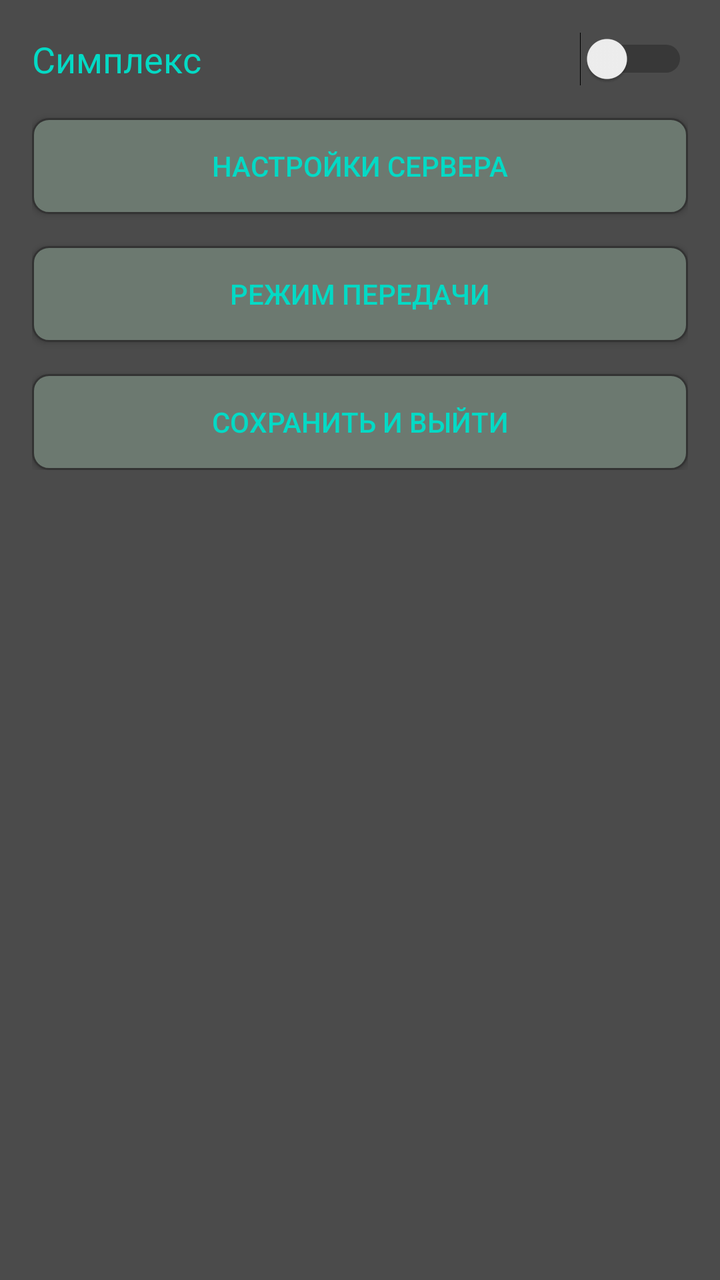
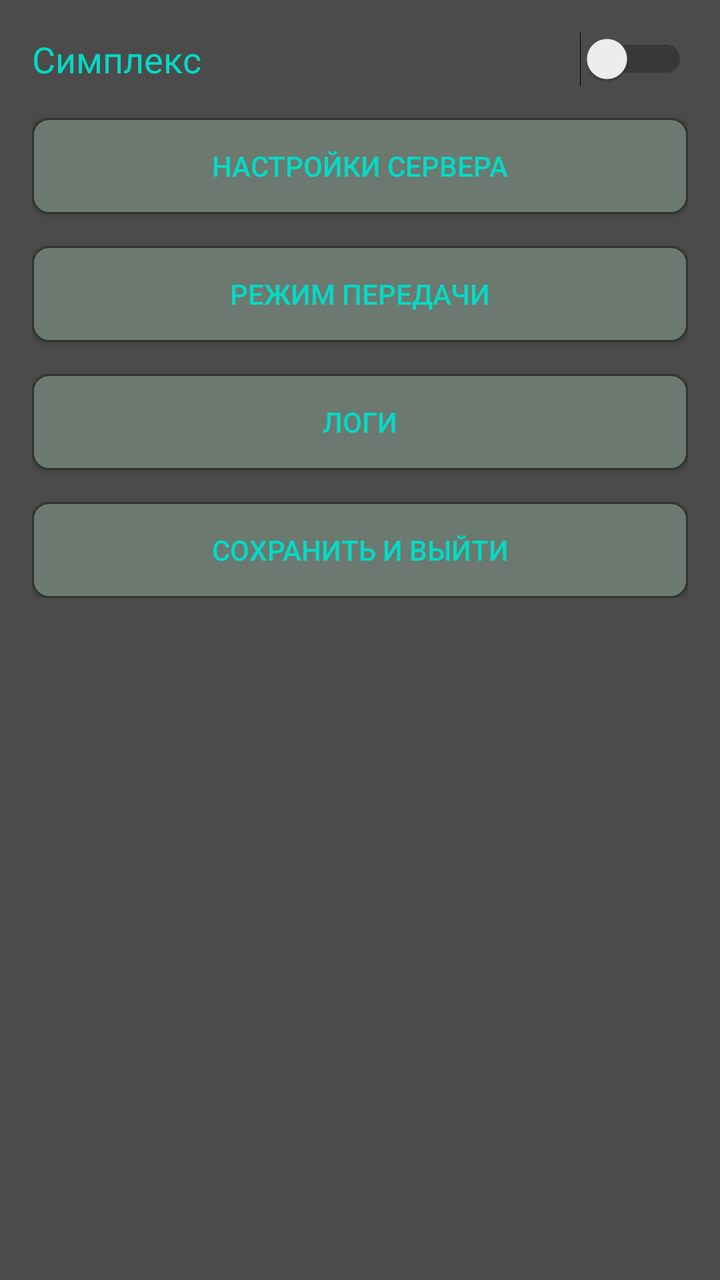

Compare the two renders of this Android layout. The source of the first and the diff that turns it into the second are given below.
<!-- AndroidManifest.xml: application theme AppTheme -->
<!-- res/layout/activity_settings.xml -->
<?xml version="1.0" encoding="utf-8"?>
<ScrollView xmlns:android="http://schemas.android.com/apk/res/android"
    android:layout_width="match_parent"
    android:layout_height="match_parent"
    android:background="@color/colorback"
    android:padding="16dp">

    <LinearLayout
        android:layout_width="match_parent"
        android:layout_height="wrap_content"
        android:orientation="vertical">

        <LinearLayout
            android:layout_width="match_parent"
            android:layout_height="wrap_content"
            android:gravity="center_vertical"
            android:layout_marginBottom="16dp"
            android:orientation="horizontal">
            <TextView
                android:layout_width="0dp"
                android:layout_height="wrap_content"
                android:layout_weight="1"
                android:text="Симплекс"
                android:textColor="@color/colortextabout"
                android:textSize="18sp" />
            <Switch
                android:id="@+id/switchSimplex"
                android:layout_width="wrap_content"
                android:layout_height="wrap_content" />
        </LinearLayout>

        <Button
            android:id="@+id/btnToggleServer"
            android:layout_width="match_parent"
            android:layout_height="wrap_content"
            android:background="@drawable/roundshapebtn"
            android:text="Настройки сервера"
            android:textColor="@color/colorButton"
            android:layout_marginBottom="16dp" />

        
        <LinearLayout
            android:id="@+id/layoutServerSettings"
            android:layout_width="match_parent"
            android:layout_height="wrap_content"
            android:orientation="vertical"
            android:visibility="gone">

            <LinearLayout
                android:layout_width="match_parent"
                android:layout_height="wrap_content"
                android:gravity="center_vertical"
                android:layout_marginBottom="16dp"
                android:orientation="horizontal">
                <TextView
                    android:layout_width="0dp"
                    android:layout_height="wrap_content"
                    android:layout_weight="1"
                    android:text="MyMailIndex ="
                    android:textColor="@color/colortextabout"
                    android:textSize="18sp" />
                <EditText
                    android:id="@+id/editMailIndex"
                    android:layout_width="120dp"
                    android:layout_height="wrap_content"
                    android:backgroundTint="@color/colortextabout"
                    android:inputType="number"
                    android:textColor="@color/colortextabout"
                    android:textSize="18sp" />
            </LinearLayout>

            <LinearLayout
                android:layout_width="match_parent"
                android:layout_height="wrap_content"
                android:gravity="center_vertical"
                android:layout_marginBottom="16dp"
                android:orientation="horizontal">
                <TextView
                    android:layout_width="0dp"
                    android:layout_height="wrap_content"
                    android:layout_weight="1"
                    android:text="Priznak_pmr ="
                    android:textColor="@color/colortextabout"
                    android:textSize="18sp" />
                <EditText
                    android:id="@+id/editPriznak"
                    android:layout_width="120dp"
                    android:layout_height="wrap_content"
                    android:backgroundTint="@color/colortextabout"
                    android:inputType="number"
                    android:maxLength="5"
                    android:textColor="@color/colortextabout"
                    android:textSize="18sp" />
            </LinearLayout>

            <LinearLayout
                android:layout_width="match_parent"
                android:layout_height="wrap_content"
                android:gravity="center_vertical"
                android:layout_marginBottom="16dp"
                android:orientation="horizontal">
                <TextView
                    android:layout_width="0dp"
                    android:layout_height="wrap_content"
                    android:layout_weight="1"
                    android:text="PORT_prm ="
                    android:textColor="@color/colortextabout"
                    android:textSize="18sp" />
                <EditText
                    android:id="@+id/editPortPrm"
                    android:layout_width="120dp"
                    android:layout_height="wrap_content"
                    android:backgroundTint="@color/colortextabout"
                    android:inputType="number"
                    android:textColor="@color/colortextabout"
                    android:textSize="18sp" />
            </LinearLayout>

            <LinearLayout
                android:layout_width="match_parent"
                android:layout_height="wrap_content"
                android:gravity="center_vertical"
                android:layout_marginBottom="16dp"
                android:orientation="horizontal">
                <TextView
                    android:layout_width="0dp"
                    android:layout_height="wrap_content"
                    android:layout_weight="1"
                    android:text="PORT_prd ="
                    android:textColor="@color/colortextabout"
                    android:textSize="18sp" />
                <EditText
                    android:id="@+id/editPortPrd"
                    android:layout_width="120dp"
                    android:layout_height="wrap_content"
                    android:backgroundTint="@color/colortextabout"
                    android:inputType="number"
                    android:textColor="@color/colortextabout"
                    android:textSize="18sp" />
            </LinearLayout>

            <LinearLayout
                android:layout_width="match_parent"
                android:layout_height="wrap_content"
                android:gravity="center_vertical"
                android:layout_marginBottom="24dp"
                android:orientation="horizontal">
                <TextView
                    android:layout_width="0dp"
                    android:layout_height="wrap_content"
                    android:layout_weight="1"
                    android:text="ip_server ="
                    android:textColor="@color/colortextabout"
                    android:textSize="18sp" />
                <EditText
                    android:id="@+id/editIp"
                    android:layout_width="150dp"
                    android:layout_height="wrap_content"
                    android:backgroundTint="@color/colortextabout"
                    android:inputType="text"
                    android:textColor="@color/colortextabout"
                    android:textSize="18sp" />
            </LinearLayout>
        </LinearLayout>

        <Button
            android:id="@+id/btnCodecDialog"
            android:layout_width="match_parent"
            android:layout_height="wrap_content"
            android:layout_marginBottom="16dp"
            android:background="@drawable/roundshapebtn"
            android:text="Режим передачи"
            android:textColor="@color/colorButton" />

        <Button
            android:id="@+id/btnChanList"
            android:layout_width="match_parent"
            android:layout_height="wrap_content"
            android:layout_marginBottom="16dp"
            android:background="@drawable/roundshapebtn"
            android:text="Список"
            android:textColor="@color/colorButton"
            android:visibility="gone" /> 

        <Button
            android:id="@+id/btnSaveSettings"
            android:layout_width="match_parent"
            android:layout_height="wrap_content"
            android:background="@drawable/roundshapebtn"
            android:text="СОХРАНИТЬ И ВЫЙТИ"
            android:textColor="@color/colorButton" />
    </LinearLayout>
</ScrollView>
<!-- resources referenced by this layout -->
<resources>
  <color name="colorButton">#03dac5</color>
  <color name="colorback">#4b4b4b</color>
  <color name="colortextabout">#03dac5</color>
  <!-- drawable roundshapebtn (drawable) -->
  <?xml version="1.0" encoding="utf-8"?>
  <shape xmlns:android="http://schemas.android.com/apk/res/android"
      android:shape="rectangle">
      <corners android:radius="8dp" />
      <solid android:color="@color/colorButtonBack" />
      <stroke android:width="1dp" android:color="#333333" />
  </shape>
  <style name="AppTheme" parent="Theme.AppCompat.Light.NoActionBar">
          <item name="colorAccent">@color/colorAccent</item>
          <item name="colorPrimary">@color/colorPrimary</item>
          <item name="colorPrimaryDark">@color/colorPrimaryDark</item>
      </style>
  <color name="colorButtonBack">#6c7970</color>
  <color name="colorAccent">#03dac5</color>
  <color name="colorPrimary">#6200ee</color>
  <color name="colorPrimaryDark">#3700b3</color>
</resources>

<!-- the commit's change to res/layout/activity_settings.xml (unified diff, before → after) -->
@@ -38,7 +38,6 @@
             android:textColor="@color/colorButton"
             android:layout_marginBottom="16dp" />
 
-        
         <LinearLayout
             android:id="@+id/layoutServerSettings"
             android:layout_width="match_parent"
@@ -180,7 +179,17 @@
             android:background="@drawable/roundshapebtn"
             android:text="Список"
             android:textColor="@color/colorButton"
-            android:visibility="gone" /> 
+            android:visibility="gone" />
+
+        
+        <Button
+            android:id="@+id/btnLogs"
+            android:layout_width="match_parent"
+            android:layout_height="wrap_content"
+            android:layout_marginBottom="16dp"
+            android:background="@drawable/roundshapebtn"
+            android:text="Логи"
+            android:textColor="@color/colorButton" />
 
         <Button
             android:id="@+id/btnSaveSettings"
